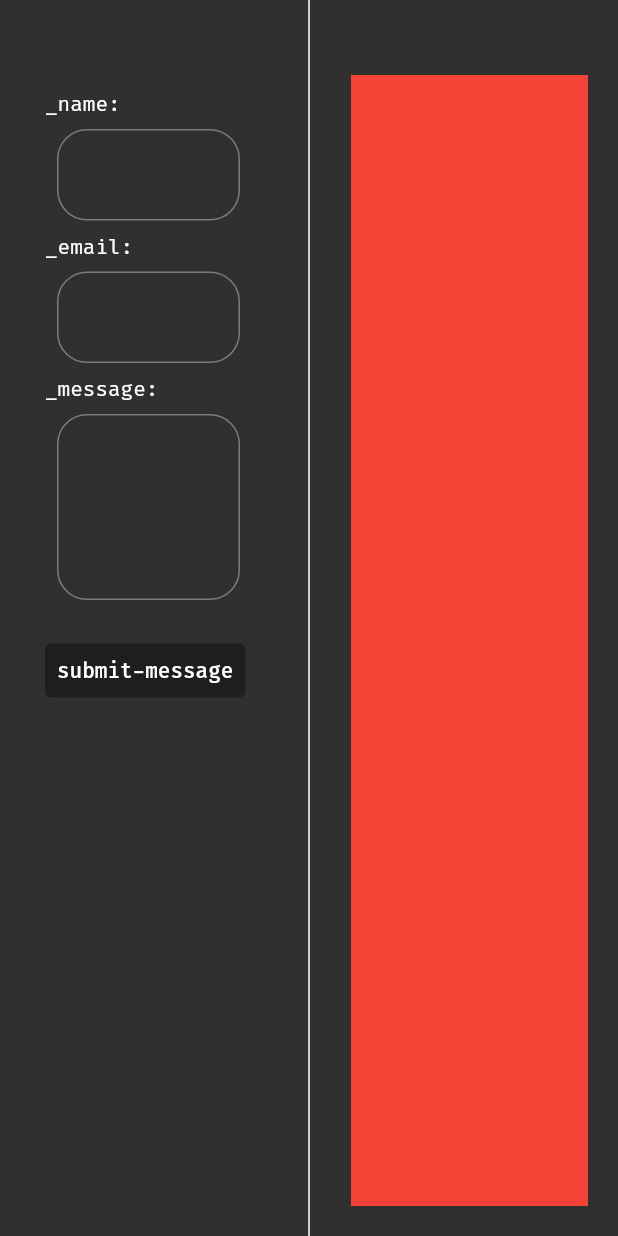
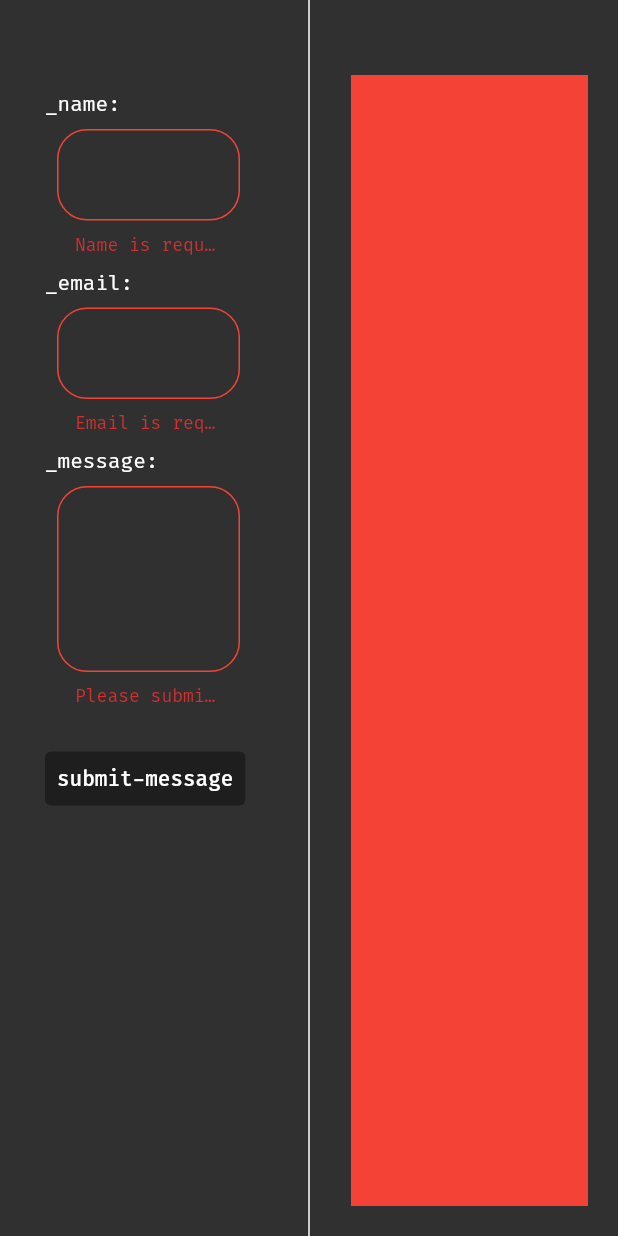
Before and after one commit to tecrodrigocastro/redrodrigo, a Flutter app: the ContatcForm widget shown alone on an empty page, opened directly, after a tap on "submit-message", on a phone screen of 412 x 824 dp. Run offline on Flutter 3.47's test engine with Material 2 defaults, Android fonts, the phone set to English and light mode, and no system bars; our stand-ins replace bloc, flutter_bloc, flutter_markdown, freezed_annotation.

Commit message:
formkey state submit

```diff
--- a/lib/pages/contact_page/widgets/contact_form.dart
+++ b/lib/pages/contact_page/widgets/contact_form.dart
@@ -88,6 +88,15 @@ class _ContatcFormState extends State<ContatcForm> {
                                 Radius.circular(20),
                               ),
                             ),
+                            errorBorder: OutlineInputBorder(
+                              borderSide: BorderSide(
+                                color: Colors.red,
+                                style: BorderStyle.solid,
+                              ),
+                              borderRadius: BorderRadius.all(
+                                Radius.circular(20),
+                              ),
+                            ),
                           ),
                         ),
                       ),
@@ -124,6 +133,15 @@ class _ContatcFormState extends State<ContatcForm> {
                             enabledBorder: OutlineInputBorder(
                               borderSide: BorderSide(
                                 color: secondaryGreyColor,
+                                style: BorderStyle.solid,
+                              ),
+                              borderRadius: BorderRadius.all(
+                                Radius.circular(20),
+                              ),
+                            ),
+                            errorBorder: OutlineInputBorder(
+                              borderSide: BorderSide(
+                                color: Colors.red,
                                 style: BorderStyle.solid,
                               ),
                               borderRadius: BorderRadius.all(
@@ -169,6 +187,15 @@ class _ContatcFormState extends State<ContatcForm> {
                                 Radius.circular(20),
                               ),
                             ),
+                            errorBorder: OutlineInputBorder(
+                              borderSide: BorderSide(
+                                color: Colors.red,
+                                style: BorderStyle.solid,
+                              ),
+                              borderRadius: BorderRadius.all(
+                                Radius.circular(20),
+                              ),
+                            ),
                           ),
                         ),
                       ),
@@ -177,7 +204,35 @@ class _ContatcFormState extends State<ContatcForm> {
                         style: TextButton.styleFrom(
                           backgroundColor: primaryColorDarker,
                         ),
-                        onPressed: () {},
+                        onPressed: () async {
+                          if (_formKey.currentState!.validate()) {
+                            _formKey.currentState!.save();
+                            const success = true;
+                            if (success) {
+                              currenteState.cleanState();
+                              setState(() {
+                                messageCustom = true;
+                              });
+                            }
+                            currenteState.cleanState();
+                            _formKey.currentState!.reset();
+                            if (!_formKey.currentState!.mounted) return;
+                            // ignore: use_build_context_synchronously
+                            ScaffoldMessenger.of(context).showSnackBar(
+                              const SnackBar(
+                                backgroundColor: accentOrangeColor,
+                                behavior: SnackBarBehavior.fixed,
+                                duration: Duration(seconds: 8),
+                                content: Text(
+                                  "Oo ooh... Some issues! \nI will fix this, Please directly ping me on my socials, Sorry for the trouble!",
+                                  style: TextStyle(
+                                    color: secondaryWhiteColor,
+                                  ),
+                                ),
+                              ),
+                            );
+                          }
+                        },
                         child: const Text(
                           'submit-message',
                           style: TextStyle(color: secondaryWhiteColor),
```
